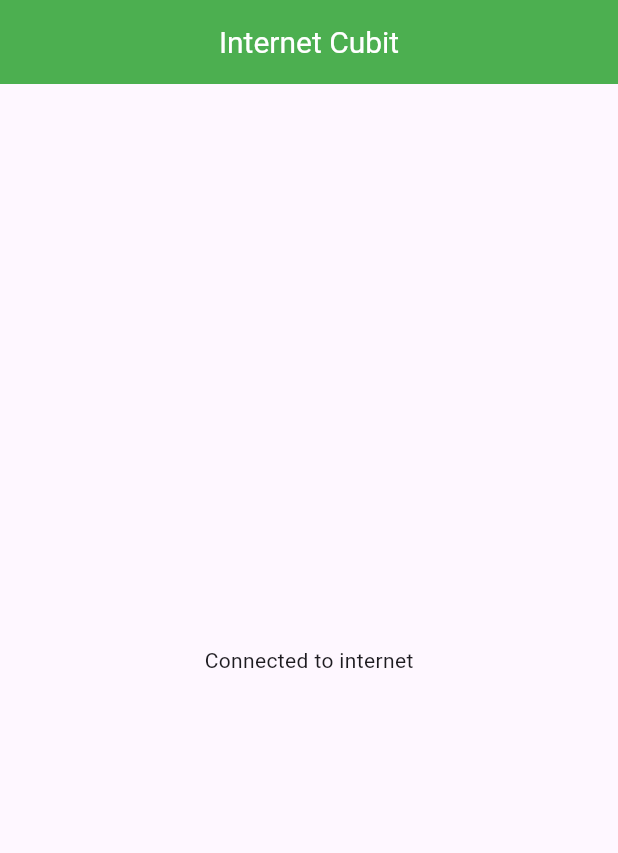
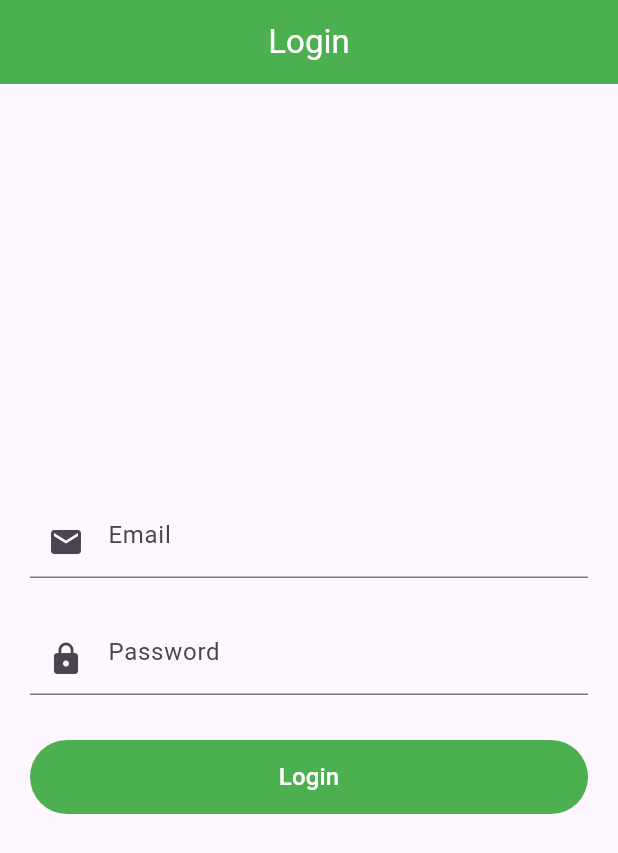
Before and after one commit to sabin6969/Flutter-and-Bloc, a Flutter app: the screen it shows after launch, on a phone screen of 412 x 824 dp. Shown: the top 853 px of the screen. Run offline on Flutter 3.47's test engine with Material 3 defaults, Android fonts, the phone set to English and light mode, and no system bars; our stand-ins replace connectivity_plus, flutter_bloc.

Commit message:
implemented login validation

```diff
--- /dev/null
+++ b/lib/blocs/login/login_bloc.dart
@@ -0,0 +1,11 @@
+import 'package:blocpracticeapp/blocs/login/login_events.dart';
+import 'package:blocpracticeapp/blocs/login/login_state.dart';
+import 'package:flutter_bloc/flutter_bloc.dart';
+
+class LoginBloc extends Bloc {
+  LoginBloc() : super(LoginInitailState()) {
+    on<LoginButtonPressedEvent>((event, emit) {
+      if (event.globalKey.currentState!.validate()) {}
+    });
+  }
+}
--- /dev/null
+++ b/lib/blocs/login/login_events.dart
@@ -0,0 +1,8 @@
+import 'package:flutter/material.dart';
+
+abstract class LoginEvent {}
+
+class LoginButtonPressedEvent {
+  final GlobalKey<FormState> globalKey;
+  LoginButtonPressedEvent({required this.globalKey});
+}
--- /dev/null
+++ b/lib/blocs/login/login_state.dart
@@ -0,0 +1,7 @@
+abstract class LoginState {}
+
+class LoginInitailState extends LoginState {}
+
+class LoginSucessState extends LoginState {}
+
+class LoginFailedState extends LoginState {}
--- a/lib/main.dart
+++ b/lib/main.dart
@@ -1,5 +1,4 @@
-import 'package:blocpracticeapp/views/internet_connectivity_cubit_view.dart';
-import 'package:blocpracticeapp/views/internet_connectivity_view.dart';
+import 'package:blocpracticeapp/views/login_view.dart';
 import 'package:flutter/material.dart';
 
 void main() {
@@ -17,7 +16,7 @@ class MyApp extends StatelessWidget {
       theme: ThemeData(
         primaryColor: Colors.green,
       ),
-      home: const InternetCubitView(),
+      home: const LoginView(),
     );
   }
 }
--- /dev/null
+++ b/lib/views/login_view.dart
@@ -0,0 +1,105 @@
+import 'package:blocpracticeapp/blocs/login/login_bloc.dart';
+import 'package:blocpracticeapp/blocs/login/login_events.dart';
+import 'package:flutter/material.dart';
+
+class LoginView extends StatefulWidget {
+  const LoginView({super.key});
+
+  @override
+  State<LoginView> createState() => _LoginViewState();
+}
+
+class _LoginViewState extends State<LoginView> {
+  bool isValidEmail(String email) {
+    final RegExp regex =
+        RegExp(r'^[a-zA-Z0-9.a-zA-Z0-9._%-]+@[a-zA-Z0-9.-]+\.[a-zA-Z]{2,4}$');
+    return regex.hasMatch(email);
+  }
+
+  final GlobalKey<FormState> _globalKey = GlobalKey<FormState>();
+  final TextEditingController _emailController = TextEditingController();
+  final TextEditingController _passwordController = TextEditingController();
+
+  @override
+  Widget build(BuildContext context) {
+    Size size = MediaQuery.sizeOf(context);
+    LoginBloc loginBloc = LoginBloc();
+    return Scaffold(
+      appBar: AppBar(
+        centerTitle: true,
+        backgroundColor: Theme.of(context).primaryColor,
+        title: const Text(
+          "Login",
+          style: TextStyle(
+            color: Colors.white,
+          ),
+        ),
+      ),
+      body: Padding(
+        padding: const EdgeInsets.symmetric(horizontal: 20),
+        child: Form(
+          key: _globalKey,
+          child: Column(
+            mainAxisAlignment: MainAxisAlignment.center,
+            children: [
+              TextFormField(
+                validator: (value) => value!.isEmpty
+                    ? "This field is required"
+                    : isValidEmail(value)
+                        ? null
+                        : "Enter valid email",
+                controller: _emailController,
+                keyboardType: TextInputType.emailAddress,
+                decoration: const InputDecoration(
+                  hintText: "Email",
+                  prefixIcon: Icon(
+                    Icons.email,
+                  ),
+                ),
+              ),
+              const SizedBox(
+                height: 30,
+              ),
+              TextFormField(
+                validator: (value) =>
+                    value!.isEmpty ? "This field is required" : null,
+                controller: _passwordController,
+                keyboardType: TextInputType.visiblePassword,
+                decoration: const InputDecoration(
+                  hintText: "Password",
+                  prefixIcon: Icon(
+                    Icons.lock,
+                  ),
+                ),
+              ),
+              const SizedBox(
+                height: 30,
+              ),
+              MaterialButton(
+                elevation: 0,
+                height: size.height * 0.06,
+                minWidth: double.infinity,
+                color: Theme.of(context).primaryColor,
+                shape: const StadiumBorder(),
+                onPressed: () {
+                  loginBloc.add(
+                    LoginButtonPressedEvent(
+                      globalKey: _globalKey,
+                    ),
+                  );
+                },
+                child: const Text(
+                  "Login",
+                  style: TextStyle(
+                    color: Colors.white,
+                    fontSize: 16,
+                  ),
+                ),
+              )
+            ],
+          ),
+        ),
+      ),
+    );
+  }
+}
```
